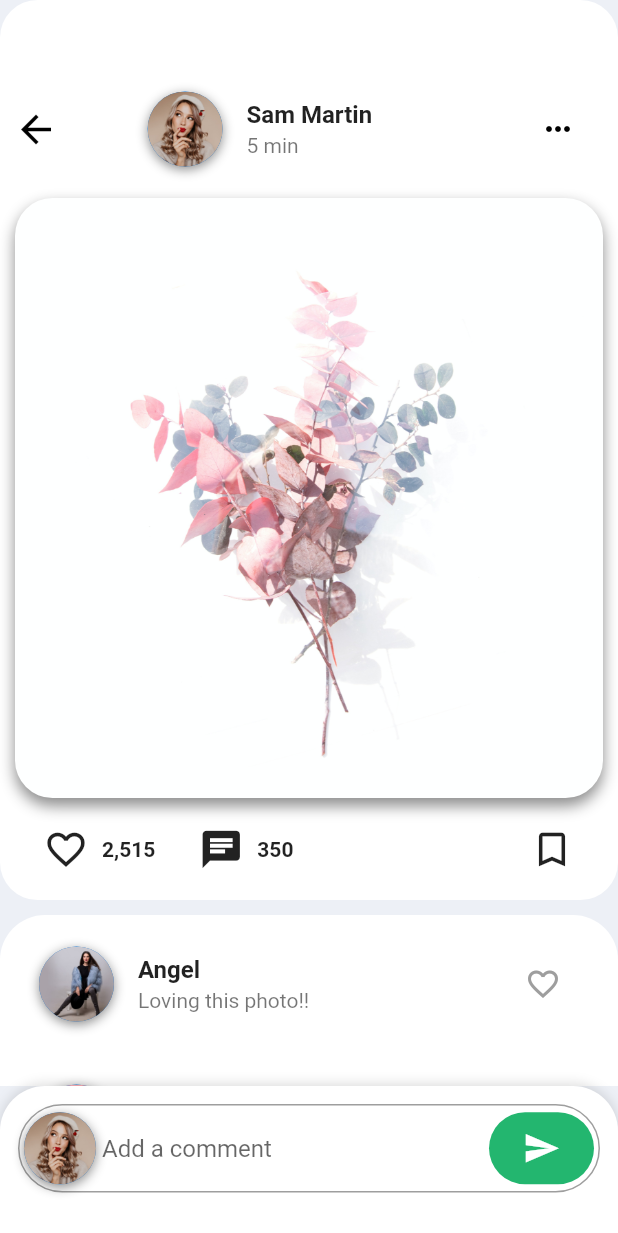
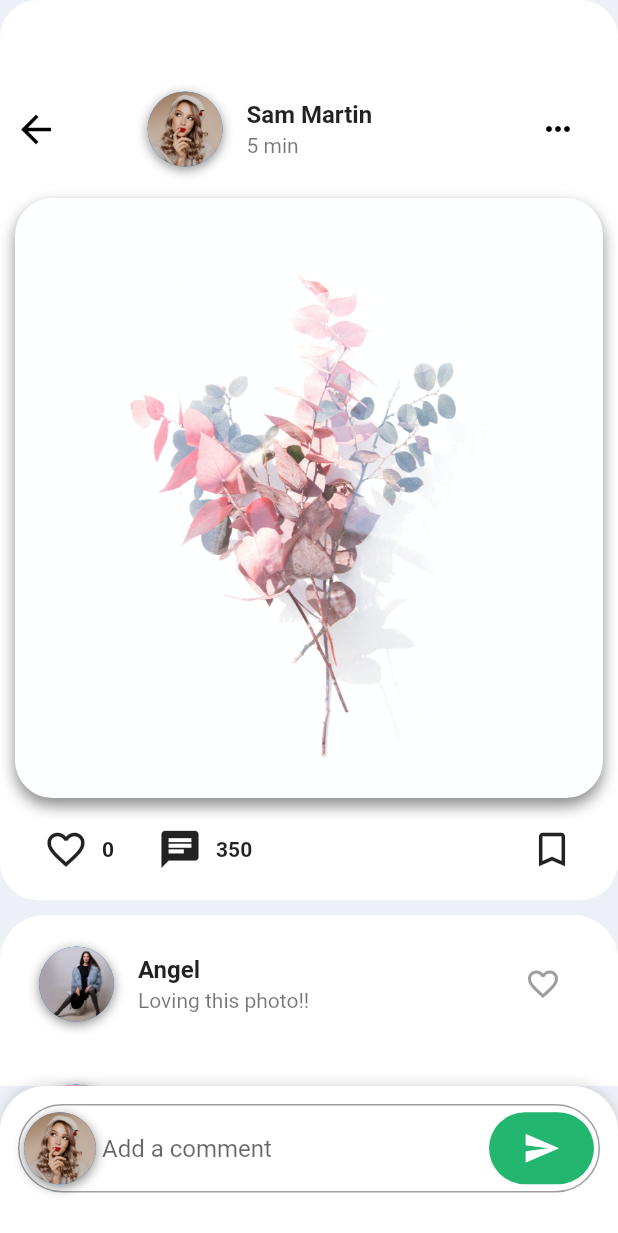
Before and after one commit to Safaanam/flutter_insta, a Flutter app: the screen it shows after launch, after a tap on the "chat" icon, on a phone screen of 412 x 824 dp. Shown: the top 1233 px of the screen. Run offline on Flutter 3.47's test engine with Material 2 defaults, Android fonts, the phone set to English and light mode, and no system bars; our stand-ins replace bloc, flutter_bloc; network calls fail.

Commit message:
bloc for like button

```diff
--- /dev/null
+++ b/lib/models/like_bloc.dart
@@ -0,0 +1,39 @@
+import 'package:flutter_bloc/flutter_bloc.dart';
+import 'package:bloc/bloc.dart';
+import 'dart:async';
+
+abstract class CounterEvent {}
+
+class IncrementEvent extends CounterEvent {}
+
+//class DecrementEvent extends CounterEvent {}
+
+class LikeBloc {
+  int _counter = 0;
+
+  final _counterStateController = StreamController<int>();
+  StreamSink<int> get _inCounter => _counterStateController.sink;
+  Stream<int> get counter => _counterStateController.stream;
+
+  final _counterEventController = StreamController<CounterEvent>();
+  Sink<CounterEvent> get counterEventSink => _counterEventController.sink;
+
+  LikeBloc() {
+    _counterEventController.stream.listen(_mapEventToState);
+  }
+
+  void _mapEventToState(CounterEvent event) {
+    if (event is IncrementEvent)
+      _counter++;
+
+    //else
+    //  _counter--;
+
+    _inCounter.add(_counter);
+  }
+
+  void dispose() {
+    _counterStateController.close();
+    _counterEventController.close();
+  }
+}
--- a/lib/screens/feed.dart
+++ b/lib/screens/feed.dart
@@ -3,6 +3,7 @@ import 'package:flutter_insta/models/post_model.dart';
 import 'package:flutter_insta/screens/view_post_screen.dart';
 import 'package:flutter_insta/screens/message_screen.dart';
 import 'package:flutter_insta/screens/search_page.dart';
+
 
 class FeedScreen extends StatefulWidget {
   @override
--- a/lib/screens/view_post_screen.dart
+++ b/lib/screens/view_post_screen.dart
@@ -1,6 +1,7 @@
 import 'package:flutter/material.dart';
 import 'package:flutter_insta/models/comment_model.dart';
 import 'package:flutter_insta/models/post_model.dart';
+import 'package:flutter_insta/models/like_bloc.dart';
 
 class ViewPostScreen extends StatefulWidget {
   final Post post;
@@ -60,6 +61,9 @@ class _ViewPostScreenState extends State<ViewPostScreen> {
 
   @override
   Widget build(BuildContext context) {
+
+    final _bloc = LikeBloc();
+
     return Scaffold(
       backgroundColor: Color(0xFFEDF0F6),
       body: SingleChildScrollView(
@@ -167,15 +171,27 @@ class _ViewPostScreenState extends State<ViewPostScreen> {
                                       IconButton(
                                         icon: Icon(Icons.favorite_border),
                                         iconSize: 30.0,
-                                        onPressed: () => print('Like post'),
+
+                                        onPressed: () {
+                                          _bloc.counterEventSink.add(IncrementEvent());
+
+                                        }
                                       ),
-                                      Text(
-                                        '2,515',
-                                        style: TextStyle(
-                                          fontSize: 14.0,
-                                          fontWeight: FontWeight.w600,
-                                        ),
+                                      StreamBuilder(
+                                        stream: _bloc.counter,
+                                        initialData: 0,
+                                        builder: (BuildContext context, AsyncSnapshot<int> snapshot) {
+                                          return Text(
+                                            '${snapshot.data}',
+                                            style: TextStyle(
+                                              fontSize: 14.0,
+                                              fontWeight: FontWeight.w600,
+                                            ),
+                                          );
+                                        },
                                       ),
+
+
                                     ],
                                   ),
                                   SizedBox(width: 20.0),
--- a/pubspec.yaml
+++ b/pubspec.yaml
@@ -23,7 +23,8 @@ environment:
 dependencies:
   flutter:
     sdk: flutter
-
+  flutter_bloc: ^6.1.2
+  bloc: ^6.1.1
 
   # The following adds the Cupertino Icons font to your application.
   # Use with the CupertinoIcons class for iOS style icons.
```
Also changed, not shown: pubspec.lock.
